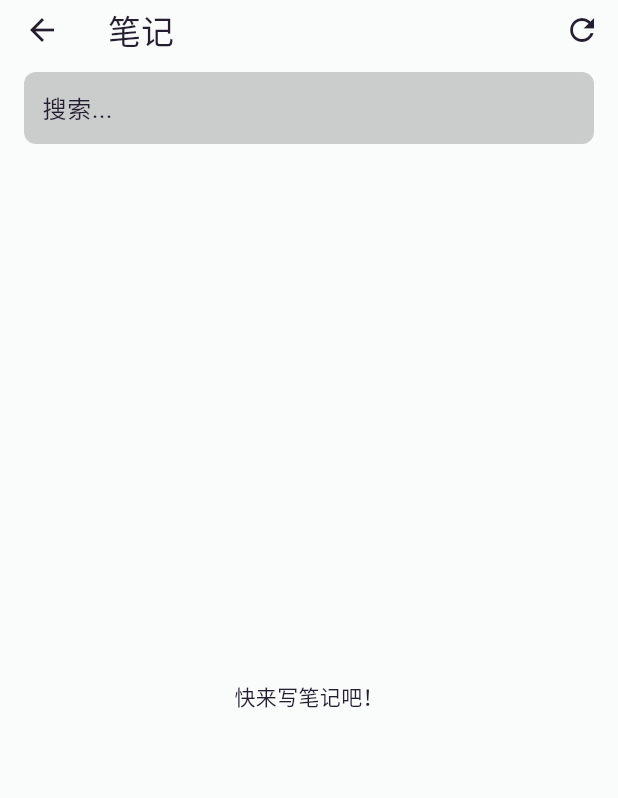
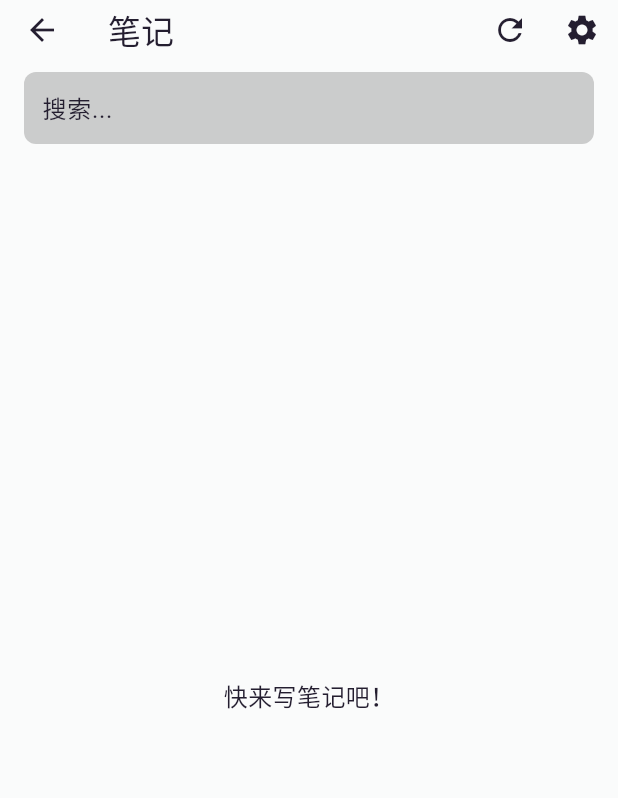
Before and after one commit to WWW4R4E/f_note, a Flutter app: the HomePage screen opened directly, on a phone screen of 412 x 824 dp. Shown: the top 798 px of the screen. Run offline on Flutter 3.47's test engine with Material 3 defaults, Android fonts, the phone set to English and light mode, and no system bars; our stand-ins replace file_picker, flutter_markdown; missing offline and left inert: flutter_markdown_latex, markdown; statements that could not run were skipped.

Commit message:
modified:   README.md 	modified:   lib/Pages/HomePage.dart 	modified:   lib/Pages/NotePage.dart 	new file:   lib/Pages/SettingPage.dart 	modified:   lib/Theme.dart 	modified:   lib/main.dart 	new file:   lib/provider/ThemNotifier.dart 	modified:   pubspec.lock 	modified:   pubspec.yaml

```diff
--- a/lib/Pages/HomePage.dart
+++ b/lib/Pages/HomePage.dart
@@ -52,6 +52,12 @@ class _HomePageState extends State<HomePage>
             icon: Icon(Icons.refresh),
             onPressed: () {
               _loadNotes();
+            },
+          ),
+          IconButton(
+            icon: Icon(Icons.settings),
+            onPressed: () {
+              Navigator.pushNamed(context, '/setting');
             },
           ),
           if (_noteTitles.isNotEmpty)
--- a/lib/Pages/NotePage.dart
+++ b/lib/Pages/NotePage.dart
@@ -30,6 +30,7 @@ class NotePage extends StatelessWidget {
                 });
               },
             ),
+
           ],
         ),
         body: ReadPage(title: title, text: file.readAsStringSync()));
--- a/lib/Theme.dart
+++ b/lib/Theme.dart
@@ -5,14 +5,16 @@ class GlobalThemData {
   static final Color _darkFocusColor = Colors.white.withOpacity(0.12);
 
   /// 定义浅色模式主题
-  static ThemeData lightThemeData =
-      themeData(lightColorScheme, _lightFocusColor);
+  static ThemeData lightThemeData(double fontSize) =>
+      themeData(lightColorScheme, _lightFocusColor, fontSize);
 
   /// 定义深色模式主题
-  static ThemeData darkThemeData = themeData(darkColorScheme, _darkFocusColor);
+  static ThemeData darkThemeData(double fontSize) =>
+      themeData(darkColorScheme, _darkFocusColor, fontSize);
 
   /// 创建自定义主题数据
-  static ThemeData themeData(ColorScheme colorScheme, Color focusColor) {
+  static ThemeData themeData(
+      ColorScheme colorScheme, Color focusColor, double fontSize) {
     return ThemeData(
       colorScheme: colorScheme,
       // 设置背景颜色
@@ -22,6 +24,9 @@ class GlobalThemData {
       highlightColor: Colors.transparent,
       // 设置焦点颜色
       focusColor: focusColor,
+      textTheme: TextTheme(
+        bodyMedium: TextStyle(fontSize: fontSize),
+      ),
     );
   }
 
--- /dev/null
+++ b/lib/provider/ThemNotifier.dart
@@ -0,0 +1,19 @@
+import 'package:flutter/material.dart';
+
+class ThemeNotifier extends ChangeNotifier {
+  ThemeMode _themeMode = ThemeMode.system;
+  double _fontSize = 16.0;
+
+  ThemeMode get themeMode => _themeMode;
+  double get fontSize => _fontSize;
+
+  void setThemeMode(ThemeMode mode) {
+    _themeMode = mode;
+    notifyListeners();
+  }
+
+  void setFontSize(double size) {
+    _fontSize = size;
+    notifyListeners();
+  }
+}
--- a/pubspec.yaml
+++ b/pubspec.yaml
@@ -15,6 +15,8 @@ dependencies:
   cupertino_icons: ^1.0.8
   flutter_markdown_latex: ^0.3.4
   path_provider: ^2.1.5
+  provider: ^6.0.5
+  file_picker: ^5.2.5
 
 dev_dependencies:
   flutter_test:
```
Also changed, not shown: lib/Pages/SettingPage.dart (added, +101 -0 lines), lib/main.dart (+16 -4 lines), pubspec.lock, 1 other file.
